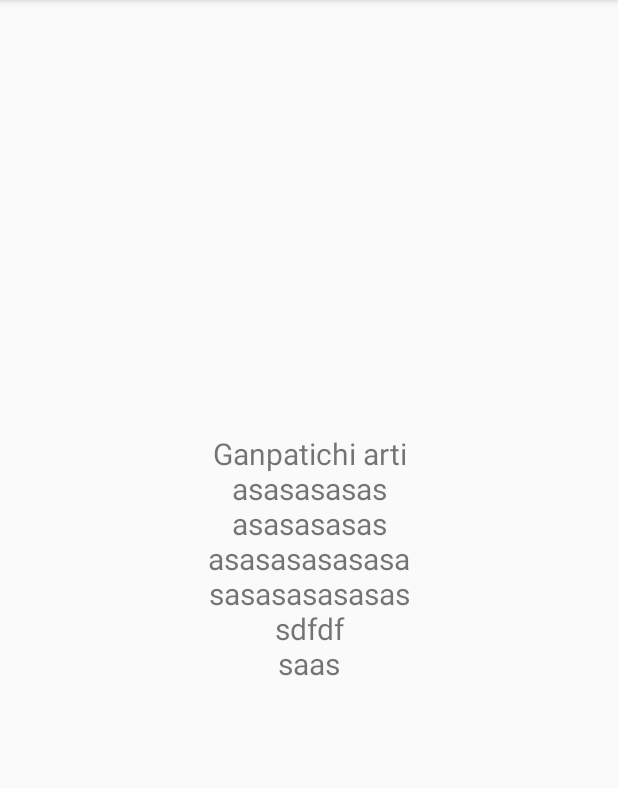
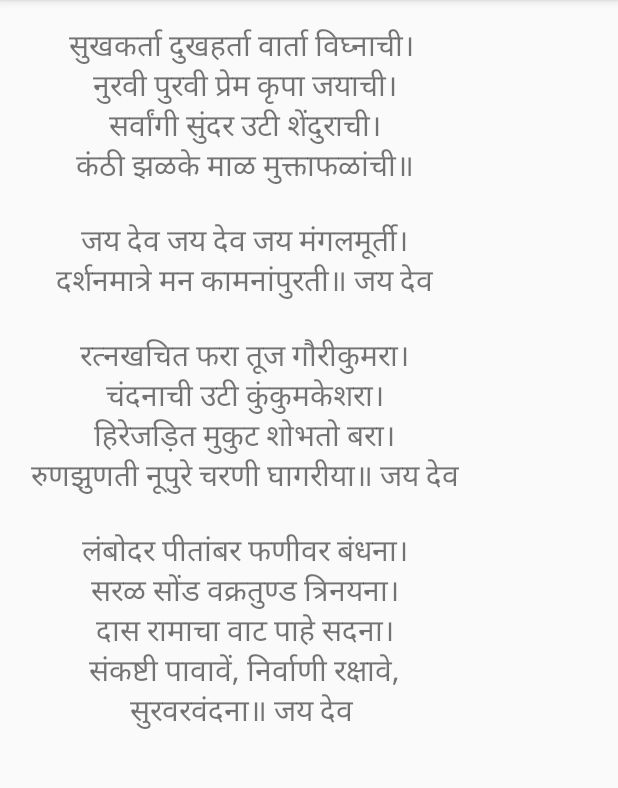
Before and after one commit to thoratharsh/MarathiArti, an Android app: the screen it shows after launch (ArtiDetailedViewActivity), after a tap on "Ganaptichi arti", on a phone screen of 412 x 824 dp, the part 84-872 px from its top. Run offline under Robolectric (Android 15) with nearby library versions, the light colour scheme and no system bars.

Commit message:
added ganpatichi arti

```diff
--- a/app/src/main/java/com/example/rajvardhan/marathiaarti/ArtiDetailedViewActivity.kt
+++ b/app/src/main/java/com/example/rajvardhan/marathiaarti/ArtiDetailedViewActivity.kt
@@ -10,7 +10,7 @@ class ArtiDetailedViewActivity : AppCompatActivity() {
         super.onCreate(savedInstanceState)
         setContentView(R.layout.activity_arti_detailed_view)
         when(Status.selectedName){
-            GodNames.GANPATI.name -> fullArtiText.text="Ganpatichi arti\nasasasasas\nasasasasas\nasasasasasasa\nsasasasasasas\nsdfdf\nsaas\n";
+            GodNames.GANPATI.name -> fullArtiText.text= getText(R.string.ganapati_arti) ;
             GodNames.SHANKAR.name -> fullArtiText.text="Shankrachi arti\nasasasasas\nasasasasasas\nasasasasasas\nsasasasasasa\nasasas"
         }
     }
--- a/app/src/main/res/layout/activity_arti_detailed_view.xml
+++ b/app/src/main/res/layout/activity_arti_detailed_view.xml
@@ -3,16 +3,29 @@
         xmlns:android="http://schemas.android.com/apk/res/android"
         xmlns:tools="http://schemas.android.com/tools"
         xmlns:app="http://schemas.android.com/apk/res-auto"
-        android:layout_width="match_parent"
-        android:layout_height="match_parent"
+        android:layout_width="wrap_content"
+        android:layout_height="wrap_content"
         tools:context=".ArtiDetailedViewActivity">
 
+    <ScrollView
+            android:layout_width="wrap_content"
+            android:layout_height="wrap_content" android:layout_marginBottom="8dp"
+            app:layout_constraintBottom_toBottomOf="parent" android:layout_marginTop="8dp"
+            app:layout_constraintTop_toTopOf="parent" app:layout_constraintEnd_toEndOf="parent"
+            android:layout_marginEnd="8dp" app:layout_constraintStart_toStartOf="parent"
+            android:layout_marginStart="8dp" android:scrollbarStyle="insideOverlay">
+        <LinearLayout android:layout_width="match_parent" android:layout_height="wrap_content"
+                      android:orientation="vertical">
             <TextView
                     android:text="TextView"
-            android:id="@+id/fullArtiText" android:layout_width="wrap_content" android:layout_height="0dp"
+                    android:id="@+id/fullArtiText" android:layout_width="wrap_content"
+                    android:layout_height="wrap_content"
                     android:textAlignment="center" android:gravity="center" android:textSize="20sp"
-            android:layout_marginTop="8dp" app:layout_constraintTop_toTopOf="parent" android:layout_marginBottom="8dp"
+                    android:layout_marginTop="8dp" app:layout_constraintTop_toTopOf="parent"
+                    android:layout_marginBottom="8dp"
                     app:layout_constraintBottom_toBottomOf="parent" android:layout_marginEnd="8dp"
                     app:layout_constraintEnd_toEndOf="parent" android:layout_marginStart="8dp"
                     app:layout_constraintStart_toStartOf="parent"/>
+        </LinearLayout>
+    </ScrollView>
 </android.support.constraint.ConstraintLayout>
--- a/app/src/main/res/values/strings.xml
+++ b/app/src/main/res/values/strings.xml
@@ -1,4 +1,23 @@
 <resources>
     <string name="app_name">Marathi Aarti</string>
     <string name="title_activity_arti_content">ArtiContent</string>
+    <string name="ganapati_arti">सुखकर्ता दुखहर्ता वार्ता विघ्नाची।\n
+        नुरवी पुरवी प्रेम कृपा जयाची।\n
+        सर्वांगी सुंदर उटी शेंदुराची।\n
+        कंठी झळके माळ मुक्ताफळांची॥\n\n
+
+        जय देव जय देव जय मंगलमूर्ती।\n
+        दर्शनमात्रे मन कामनांपुरती॥ जय देव\n\n
+
+        रत्नखचित फरा तूज गौरीकुमरा।\n
+        चंदनाची उटी कुंकुमकेशरा।\n
+        हिरेजड़ित मुकुट शोभतो बरा।\n
+        रुणझुणती नूपुरे चरणी घागरीया॥ जय देव\n\n
+
+        लंबोदर पीतांबर फणीवर बंधना।\n
+        सरळ सोंड वक्रतुण्ड त्रिनयना।\n
+        दास रामाचा वाट पाहे सदना।\n
+        संकष्टी पावावें, निर्वाणी रक्षावे,\n
+        सुरवरवंदना॥ जय देव  \n</string>
+
 </resources>
```
Lines whose indentation alone changed are shown as unchanged.
